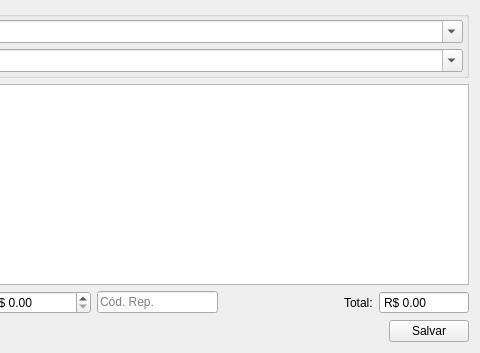
First picture: the form in ui/inputdialogproduto.ui, repository darktorres/ERP-STACCATO, before the edit; both pictures show x 298 to 778 and y 0 to 353 of the 778 by 353 pixel window.
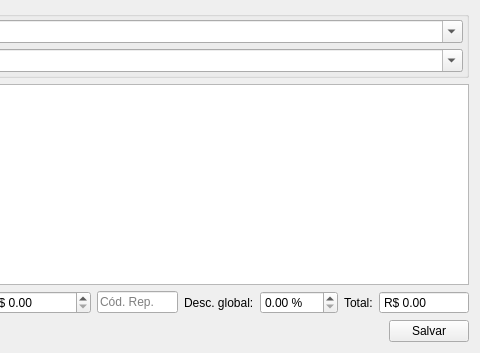
Second picture: the form after the edit. Custom widgets are drawn as their Qt base class.

Commit message: Adicionado campo para desconto na tela de gerar compra

```diff
--- a/ui/inputdialogproduto.ui
+++ b/ui/inputdialogproduto.ui
@@ -182,6 +182,23 @@
            </property>
           </widget>
          </item>
+         <item>
+          <widget class="QLabel" name="labelDescontoGlobal">
+           <property name="text">
+            <string>Desc. global:</string>
+           </property>
+          </widget>
+         </item>
+         <item>
+          <widget class="QDoubleSpinBox" name="doubleSpinBoxDescontoGlobal">
+           <property name="suffix">
+            <string> %</string>
+           </property>
+           <property name="maximum">
+            <double>100.000000000000000</double>
+           </property>
+          </widget>
+         </item>
          <item>
           <spacer name="horizontalSpacer_6">
            <property name="orientation">
```
The commit also changes 6 other files.
